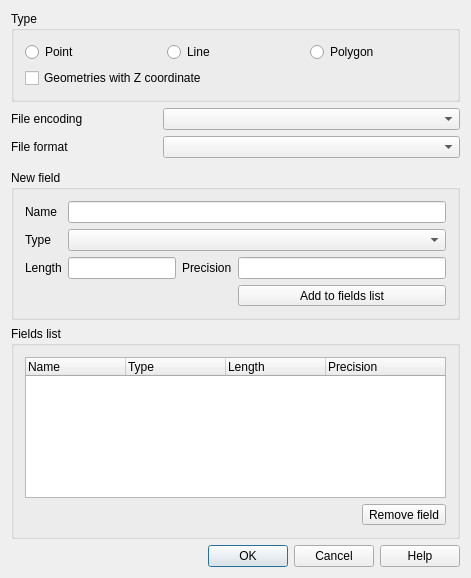
Above: src/ui/qgsnewvectorlayerdialogbase.ui from carsmie/QGIS before the change. Below: the same form after it.
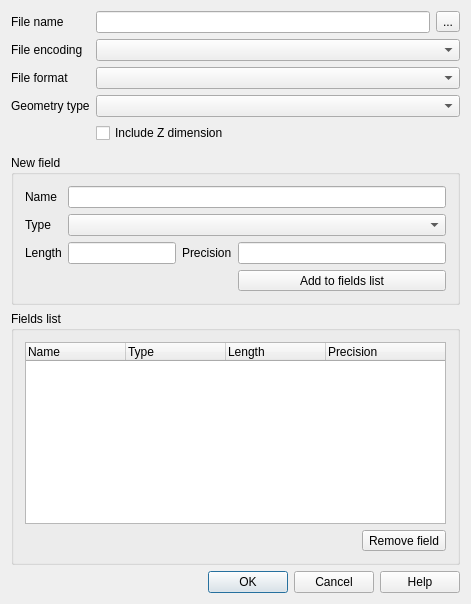
That is the form after the change. Icons and pictures are not drawn. Custom widgets are drawn as their Qt base class.

Commit message: [needs-docs] Refactor the New Shapefile dialog to mimic the GeoPackage sequence (#5803)

Diff of the .ui file:
```diff
--- a/src/ui/qgsnewvectorlayerdialogbase.ui
+++ b/src/ui/qgsnewvectorlayerdialogbase.ui
@@ -7,7 +7,7 @@
     <x>0</x>
     <y>0</y>
     <width>471</width>
-    <height>578</height>
+    <height>604</height>
    </rect>
   </property>
   <property name="windowTitle">
@@ -17,91 +17,14 @@
    <bool>true</bool>
   </property>
   <layout class="QGridLayout">
-   <item row="5" column="1" colspan="2">
-    <widget class="QComboBox" name="mFileEncoding">
-     <property name="enabled">
-      <bool>true</bool>
-     </property>
-    </widget>
-   </item>
-   <item row="6" column="0">
-    <widget class="QLabel" name="mFileFormatLabel">
-     <property name="enabled">
-      <bool>true</bool>
-     </property>
-     <property name="text">
-      <string>File format</string>
-     </property>
-     <property name="buddy">
-      <cstring>mFileFormatComboBox</cstring>
-     </property>
-    </widget>
-   </item>
-   <item row="6" column="1" colspan="2">
-    <widget class="QComboBox" name="mFileFormatComboBox">
-     <property name="enabled">
-      <bool>true</bool>
-     </property>
-    </widget>
-   </item>
-   <item row="5" column="0">
-    <widget class="QLabel" name="mFileFormatLabel_2">
-     <property name="enabled">
-      <bool>true</bool>
-     </property>
-     <property name="text">
-      <string>File encoding</string>
-     </property>
-     <property name="buddy">
-      <cstring>mFileFormatComboBox</cstring>
-     </property>
-    </widget>
-   </item>
-   <item row="9" column="0" colspan="3">
+   <item row="9" column="0" colspan="2">
     <widget class="QgsProjectionSelectionWidget" name="mCrsSelector" native="true">
      <property name="focusPolicy">
       <enum>Qt::StrongFocus</enum>
      </property>
     </widget>
    </item>
-   <item row="2" column="0" colspan="3">
-    <widget class="QGroupBox" name="buttonGroup1">
-     <property name="title">
-      <string>Type</string>
-     </property>
-     <layout class="QGridLayout" name="gridLayout1">
-      <item row="0" column="1">
-       <widget class="QRadioButton" name="mLineRadioButton">
-        <property name="text">
-         <string>Line</string>
-        </property>
-       </widget>
-      </item>
-      <item row="0" column="0">
-       <widget class="QRadioButton" name="mPointRadioButton">
-        <property name="text">
-         <string>Point</string>
-        </property>
-       </widget>
-      </item>
-      <item row="1" column="0" colspan="3">
-       <widget class="QCheckBox" name="mGeometryWithZCheckBox">
-        <property name="text">
-         <string>Geometries with Z coordinate</string>
-        </property>
-       </widget>
-      </item>
-      <item row="0" column="2">
-       <widget class="QRadioButton" name="mPolygonRadioButton">
-        <property name="text">
-         <string>Polygon</string>
-        </property>
-       </widget>
-      </item>
-     </layout>
-    </widget>
-   </item>
-   <item row="14" column="0" colspan="3">
+   <item row="14" column="0" colspan="2">
     <widget class="QDialogButtonBox" name="buttonBox">
      <property name="orientation">
       <enum>Qt::Horizontal</enum>
@@ -111,7 +34,7 @@
      </property>
     </widget>
    </item>
-   <item row="10" column="0" colspan="3">
+   <item row="10" column="0" colspan="2">
     <widget class="QGroupBox" name="groupBox">
      <property name="title">
       <string>New field</string>
@@ -195,10 +118,23 @@
         </property>
        </widget>
       </item>
+      <item row="4" column="0" colspan="4">
+       <spacer name="horizontalSpacer">
+        <property name="orientation">
+         <enum>Qt::Horizontal</enum>
+        </property>
+        <property name="sizeHint" stdset="0">
+         <size>
+          <width>40</width>
+          <height>20</height>
+         </size>
+        </property>
+       </spacer>
+      </item>
      </layout>
     </widget>
    </item>
-   <item row="12" column="0" colspan="3">
+   <item row="12" column="0" colspan="2">
     <widget class="QGroupBox" name="groupBox_2">
      <property name="title">
       <string>Fields list</string>
@@ -244,7 +180,7 @@
        </widget>
       </item>
       <item row="3" column="0">
-       <spacer>
+       <spacer name="spacer">
         <property name="orientation">
          <enum>Qt::Horizontal</enum>
         </property>
@@ -282,6 +218,109 @@
      </layout>
     </widget>
    </item>
+   <item row="4" column="0" colspan="2">
+    <layout class="QGridLayout" name="gridLayout_3">
+     <item row="3" column="0">
+      <widget class="QLabel" name="mGeometryTypeLabel">
+       <property name="sizePolicy">
+        <sizepolicy hsizetype="Minimum" vsizetype="Preferred">
+         <horstretch>0</horstretch>
+         <verstretch>0</verstretch>
+        </sizepolicy>
+       </property>
+       <property name="text">
+        <string>Geometry type</string>
+       </property>
+      </widget>
+     </item>
+     <item row="1" column="0">
+      <widget class="QLabel" name="mFileFormatLabel_2">
+       <property name="enabled">
+        <bool>true</bool>
+       </property>
+       <property name="sizePolicy">
+        <sizepolicy hsizetype="Minimum" vsizetype="Preferred">
+         <horstretch>0</horstretch>
+         <verstretch>0</verstretch>
+        </sizepolicy>
+       </property>
+       <property name="text">
+        <string>File encoding</string>
+       </property>
+       <property name="buddy">
+        <cstring>mFileFormatComboBox</cstring>
+       </property>
+      </widget>
+     </item>
+     <item row="2" column="0">
+      <widget class="QLabel" name="mFileFormatLabel">
+       <property name="enabled">
+        <bool>true</bool>
+       </property>
+       <property name="sizePolicy">
+        <sizepolicy hsizetype="Minimum" vsizetype="Preferred">
+         <horstretch>0</horstretch>
+         <verstretch>0</verstretch>
+        </sizepolicy>
+       </property>
+       <property name="text">
+        <string>File format</string>
+       </property>
+       <property name="buddy">
+        <cstring>mFileFormatComboBox</cstring>
+       </property>
+      </widget>
+     </item>
+     <item row="0" column="0">
+      <widget class="QLabel" name="mFileNameLabel">
+       <property name="text">
+        <string>File name</string>
+       </property>
+      </widget>
+     </item>
+     <item row="0" column="1">
+      <widget class="QLineEdit" name="mFileNameEdit"/>
+     </item>
+     <item row="1" column="1" colspan="2">
+      <widget class="QComboBox" name="mFileEncoding">
+       <property name="enabled">
+        <bool>true</bool>
+       </property>
+      </widget>
+     </item>
+     <item row="2" column="1" colspan="2">
+      <widget class="QComboBox" name="mFileFormatComboBox">
+       <property name="enabled">
+        <bool>true</bool>
+       </property>
+      </widget>
+     </item>
+     <item row="3" column="1" colspan="2">
+      <widget class="QComboBox" name="mGeometryTypeBox">
+       <property name="sizePolicy">
+        <sizepolicy hsizetype="Expanding" vsizetype="Fixed">
+         <horstretch>0</horstretch>
+         <verstretch>0</verstretch>
+        </sizepolicy>
+       </property>
+      </widget>
+     </item>
+     <item row="4" column="1" colspan="2">
+      <widget class="QCheckBox" name="mGeometryWithZCheckBox">
+       <property name="text">
+        <string>Include Z dimension</string>
+       </property>
+      </widget>
+     </item>
+     <item row="0" column="2">
+      <widget class="QToolButton" name="mBrowseFileName">
+       <property name="text">
+        <string>...</string>
+       </property>
+      </widget>
+     </item>
+    </layout>
+   </item>
   </layout>
  </widget>
  <layoutdefault spacing="6" margin="11"/>
```
Left out of the diff: 7 changed lines with no effect on the pictures. The commit also changes 3 other files.
